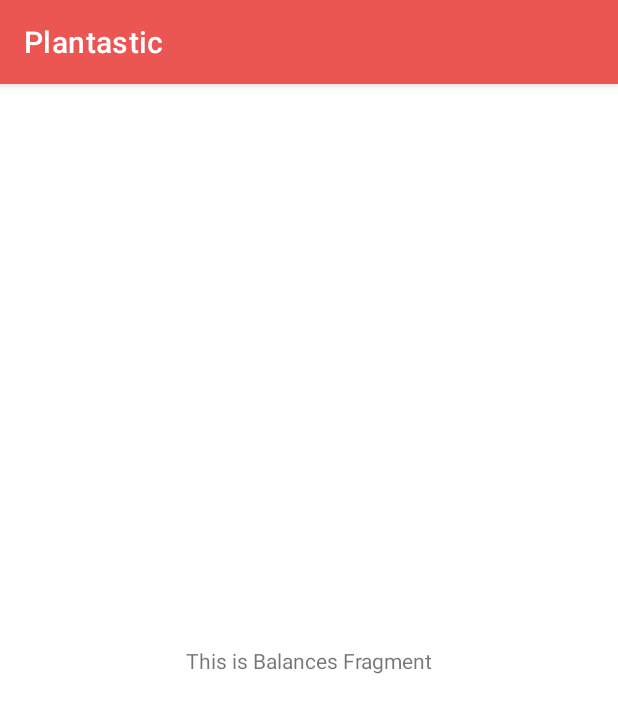
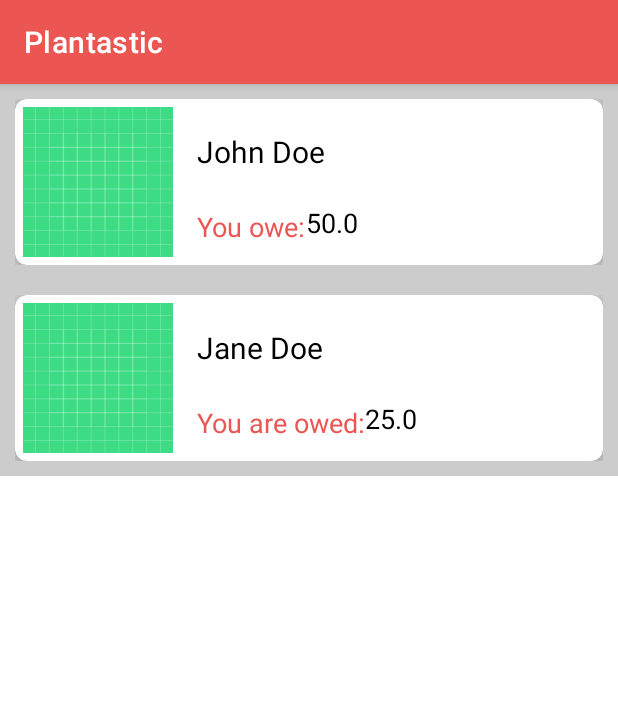
Before and after one commit to amnanji/Plantastic, an Android app: the fragment BalancesFragment shown on its own in the app's theme, on a phone screen of 412 x 824 dp. Shown: the top 713 px of the screen. Run offline under Robolectric (Android 15) with nearby library versions, the phone set to English and light mode, and no system bars.

Commit message:
Created UI for balances

```diff
--- /dev/null
+++ b/app/src/main/java/com/example/plantastic/ui/balances/BalancesAdapter.kt
@@ -0,0 +1,37 @@
+package com.example.plantastic.ui.balances
+
+
+import android.view.LayoutInflater
+import android.view.View
+import android.view.ViewGroup
+import android.widget.TextView
+import androidx.recyclerview.widget.RecyclerView
+import com.example.plantastic.R
+
+class BalancesAdapter(private val balancesList: List<BalancesItem>) :
+    RecyclerView.Adapter<BalancesAdapter.BalancesViewHolder>() {
+
+    class BalancesViewHolder(itemView: View) : RecyclerView.ViewHolder(itemView) {
+        val userName: TextView = itemView.findViewById(R.id.balancesUserName)
+        val oweStatus: TextView = itemView.findViewById(R.id.balanacesOweStatus)
+        val amount: TextView = itemView.findViewById(R.id.balancesAmount)
+    }
+
+    override fun onCreateViewHolder(parent: ViewGroup, viewType: Int): BalancesViewHolder {
+        val view = LayoutInflater.from(parent.context)
+            .inflate(R.layout.custom_balances_layout, parent, false)
+        return BalancesViewHolder(view)
+    }
+
+    override fun onBindViewHolder(holder: BalancesViewHolder, position: Int) {
+        val currentItem = balancesList[position]
+
+        holder.userName.text = currentItem.name
+        holder.oweStatus.text = currentItem.oweStatus
+        holder.amount.text = currentItem.amount.toString()
+    }
+
+    override fun getItemCount(): Int {
+        return balancesList.size
+    }
+}
--- a/app/src/main/java/com/example/plantastic/ui/balances/BalancesFragment.kt
+++ b/app/src/main/java/com/example/plantastic/ui/balances/BalancesFragment.kt
@@ -1,20 +1,20 @@
 package com.example.plantastic.ui.balances
 
-import androidx.lifecycle.ViewModelProvider
 import android.os.Bundle
-import androidx.fragment.app.Fragment
 import android.view.LayoutInflater
 import android.view.View
 import android.view.ViewGroup
-import android.widget.TextView
+import androidx.fragment.app.Fragment
+import androidx.lifecycle.ViewModelProvider
+import androidx.recyclerview.widget.LinearLayoutManager
 import com.example.plantastic.databinding.FragmentBalancesBinding
 
 class BalancesFragment : Fragment() {
 
     private var _binding: FragmentBalancesBinding? = null
+    private lateinit var balancesViewModel: BalancesViewModel
+    private lateinit var balancesAdapter: BalancesAdapter
 
-    // This property is only valid between onCreateView and
-    // onDestroyView.
     private val binding get() = _binding!!
 
     override fun onCreateView(
@@ -22,15 +22,21 @@ class BalancesFragment : Fragment() {
         container: ViewGroup?,
         savedInstanceState: Bundle?
     ): View {
-        val balancesViewModel =
-            ViewModelProvider(this).get(BalancesViewModel::class.java)
-
         _binding = FragmentBalancesBinding.inflate(inflater, container, false)
         val root: View = binding.root
 
-        val textView: TextView = binding.balancesFragmentText
+        balancesViewModel =
+            ViewModelProvider(this)[BalancesViewModel::class.java]
+
+        // Set up RecyclerView
+        val recyclerView = binding.balancesRecyclerView
+        recyclerView.layoutManager = LinearLayoutManager(requireContext())
+        balancesAdapter = BalancesAdapter(balancesViewModel.balancesList)
+        recyclerView.adapter = balancesAdapter
+
+        // val textView: TextView = binding.balancesFragmentText
         balancesViewModel.text.observe(viewLifecycleOwner) {
-            textView.text = it
+            // textView.text = it
         }
         return root
     }
--- /dev/null
+++ b/app/src/main/java/com/example/plantastic/ui/balances/BalancesItem.kt
@@ -0,0 +1,3 @@
+package com.example.plantastic.ui.balances
+
+data class BalancesItem(val name: String, val oweStatus: String,val amount: Double)
--- a/app/src/main/java/com/example/plantastic/ui/balances/BalancesViewModel.kt
+++ b/app/src/main/java/com/example/plantastic/ui/balances/BalancesViewModel.kt
@@ -7,7 +7,14 @@ import androidx.lifecycle.ViewModel
 class BalancesViewModel : ViewModel() {
 
     private val _text = MutableLiveData<String>().apply {
-        value = "This is Balances Fragment"
+        value = "This is balances Fragment"
     }
     val text: LiveData<String> = _text
+
+    // Dummy data for testing
+    val balancesList: List<BalancesItem> = listOf(
+        BalancesItem("John Doe", "You owe:", 50.0),
+        BalancesItem("Jane Doe", "You are owed:", 25.0)
+
+    )
 }
--- a/app/src/main/res/layout/custom_todo_layout.xml
+++ b/app/src/main/res/layout/custom_balances_layout.xml
@@ -22,43 +22,63 @@
             android:padding="5dp">
 
             <ImageView
-                android:id="@+id/imageView"
-                android:layout_width="130dp"
-                android:layout_height="130dp"
+                android:id="@+id/balancesImageView"
+                android:layout_width="100dp"
+                android:layout_height="100dp"
+
+                app:layout_constraintBottom_toBottomOf="parent"
+                app:layout_constraintStart_toStartOf="parent"
                 app:layout_constraintTop_toTopOf="parent"
-                app:layout_constraintStart_toStartOf="parent"
-                app:layout_constraintBottom_toBottomOf="parent"
                 app:srcCompat="@drawable/ic_launcher_background" />
 
             <TextView
-                android:id="@+id/TODOtextTitle"
+                android:id="@+id/balancesUserName"
                 android:layout_width="0dp"
                 android:layout_height="wrap_content"
                 android:layout_marginStart="16dp"
                 android:layout_marginTop="8dp"
                 android:layout_marginEnd="8dp"
                 android:layout_marginBottom="8dp"
-                android:text="Sample Card Title"
                 android:textColor="@android:color/black"
                 android:textSize="20sp"
-                app:layout_constraintStart_toEndOf="@+id/imageView"
+                app:layout_constraintBottom_toTopOf="@+id/balanacesOweStatus"
                 app:layout_constraintEnd_toEndOf="parent"
+                app:layout_constraintStart_toEndOf="@+id/balancesImageView"
                 app:layout_constraintTop_toTopOf="parent"
-                app:layout_constraintBottom_toTopOf="@+id/textDesc" />
+                tools:text="FirstName LastName" />
 
             <TextView
-                android:id="@+id/textDesc"
-                android:layout_width="0dp"
+                android:id="@+id/balanacesOweStatus"
+                android:layout_width="wrap_content"
                 android:layout_height="wrap_content"
                 android:layout_marginStart="16dp"
                 android:layout_marginTop="8dp"
                 android:layout_marginEnd="8dp"
-                android:text="Sample Card Descriptions"
+                android:textColor="@color/pastel_red"
                 android:textSize="18sp"
-                app:layout_constraintStart_toEndOf="@+id/imageView"
+                app:layout_constraintBottom_toBottomOf="parent"
                 app:layout_constraintEnd_toEndOf="parent"
-                app:layout_constraintTop_toBottomOf="@+id/TODOtextTitle"
-                app:layout_constraintBottom_toBottomOf="parent" />
+                app:layout_constraintHorizontal_bias="0.0"
+                app:layout_constraintStart_toEndOf="@+id/balancesImageView"
+                app:layout_constraintTop_toBottomOf="@+id/balancesUserName"
+                tools:text="You are owed: " />
+
+            <TextView
+                android:id="@+id/balancesAmount"
+                android:layout_width="wrap_content"
+                android:layout_height="wrap_content"
+                android:layout_marginTop="8dp"
+                android:layout_marginEnd="8dp"
+                android:textColor="@android:color/black"
+                android:textSize="18sp"
+                app:layout_constraintBottom_toBottomOf="parent"
+                app:layout_constraintEnd_toEndOf="parent"
+                app:layout_constraintHorizontal_bias="0.0"
+                app:layout_constraintStart_toEndOf="@+id/balanacesOweStatus"
+                app:layout_constraintTop_toBottomOf="@+id/balancesUserName"
+                app:layout_constraintVertical_bias="0.566"
+                tools:text="25 " />
+
 
         </androidx.constraintlayout.widget.ConstraintLayout>
 
--- a/app/src/main/res/layout/fragment_balances.xml
+++ b/app/src/main/res/layout/fragment_balances.xml
@@ -1,19 +1,17 @@
 <?xml version="1.0" encoding="utf-8"?>
-<androidx.constraintlayout.widget.ConstraintLayout xmlns:android="http://schemas.android.com/apk/res/android"
+<androidx.constraintlayout.widget.ConstraintLayout
+    xmlns:android="http://schemas.android.com/apk/res/android"
     xmlns:app="http://schemas.android.com/apk/res-auto"
-    xmlns:tools="http://schemas.android.com/tools"
     android:layout_width="match_parent"
-    android:layout_height="match_parent"
-    tools:context=".ui.balances.BalancesFragment">
+    android:layout_height="match_parent">
 
-    <TextView
-        android:id="@+id/balances_fragment_text"
-        android:layout_width="wrap_content"
-        android:layout_height="wrap_content"
-        android:text="This is Balances fragment"
+    <androidx.recyclerview.widget.RecyclerView
+        android:id="@+id/balancesRecyclerView"
+        android:layout_width="0dp"
+        android:layout_height="0dp"
+        app:layout_constraintTop_toTopOf="parent"
         app:layout_constraintBottom_toBottomOf="parent"
-        app:layout_constraintEnd_toEndOf="parent"
         app:layout_constraintStart_toStartOf="parent"
-        app:layout_constraintTop_toTopOf="parent" />
+        app:layout_constraintEnd_toEndOf="parent" />
 
 </androidx.constraintlayout.widget.ConstraintLayout>
```
Also changed, not shown: app/src/main/java/com/example/plantastic/ui/toDo/ToDoAdapter.kt (renamed from app/src/main/java/com/example/plantastic/ui/toDo/ToDoAdaptor.kt).
